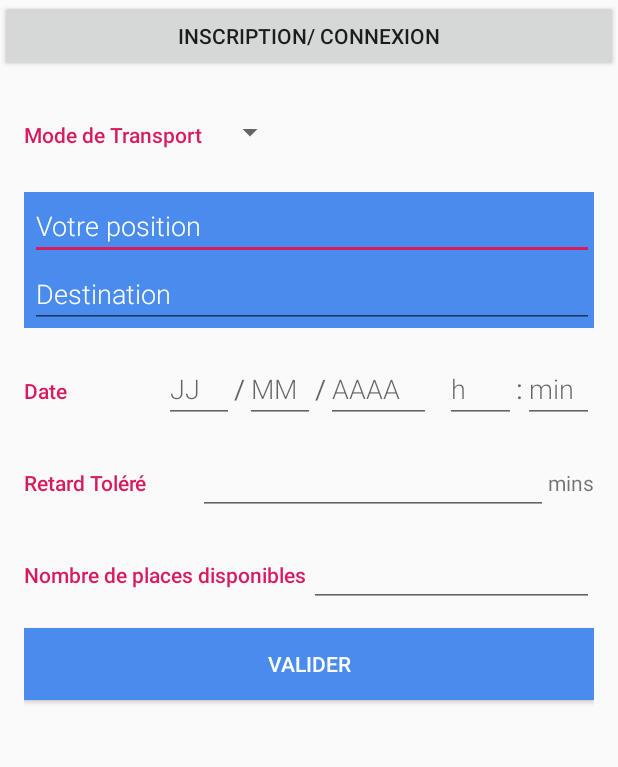
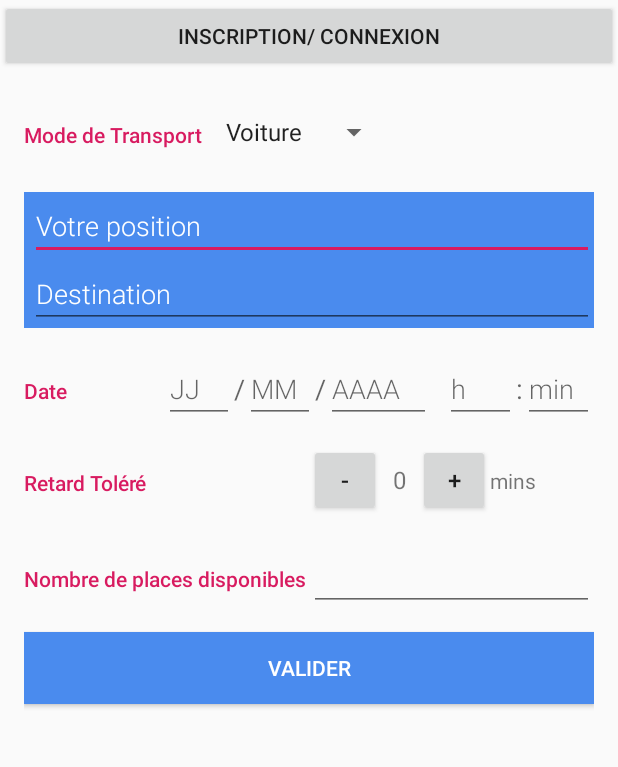
Before and after one commit to jiahuiwang0811/GoToEsigProject, an Android app: the screen it shows after launch (MainActivity), in the side drawer, after a tap on "Ajouter un trajet", on a phone screen of 412 x 824 dp, the part 84-851 px from its top. Run offline under Robolectric (Android 15) with nearby library versions, the phone set to English and light mode, and no system bars; our stand-ins replace Firebase (no records; nobody signed in at launch, a user with empty details on screens opened directly); libraries missing offline, so code that uses them is left out: com.firebase.ui; pictures from the network do not load.

Commit message:
complete front add trajet

```diff
--- a/app/src/main/java/com/example/gotoesig/AjouterFragment.java
+++ b/app/src/main/java/com/example/gotoesig/AjouterFragment.java
@@ -3,12 +3,24 @@ package com.example.gotoesig;
 import android.content.Context;
 import android.net.Uri;
 import android.os.Bundle;
+import com.example.gotoesig.data.TrajetContract.TrajetEntry;
 
+import android.text.TextUtils;
 import android.view.LayoutInflater;
 import android.view.View;
 import android.view.ViewGroup;
+import android.widget.AdapterView;
+import android.widget.ArrayAdapter;
+import android.widget.Button;
+import android.widget.Spinner;
+import android.widget.TextView;
+import android.widget.Toast;
+
+import com.example.gotoesig.data.TrajetContract;
 
 import androidx.fragment.app.Fragment;
+
+import static com.firebase.ui.auth.AuthUI.getApplicationContext;
 
 
 /**
@@ -24,6 +36,11 @@ public class AjouterFragment extends Fragment {
     // the fragment initialization parameters, e.g. ARG_ITEM_NUMBER
     private static final String ARG_PARAM1 = "param1";
     private static final String ARG_PARAM2 = "param2";
+
+    private int retard = 0;
+    private Spinner mTransportSpinner;
+
+    private int mTransport = TrajetEntry.TRANSPORT_VOITURE;
 
     // TODO: Rename and change types of parameters
     private String mParam1;
@@ -66,7 +83,16 @@ public class AjouterFragment extends Fragment {
     public View onCreateView(LayoutInflater inflater, ViewGroup container,
                              Bundle savedInstanceState) {
         // Inflate the layout for this fragment
-        return inflater.inflate(R.layout.fragment_ajouter, container, false);
+        View rootView = inflater.inflate(R.layout.fragment_ajouter, container, false);
+        Button decrement = (Button) rootView.findViewById(R.id.retard_decrement);
+        Button increment = (Button) rootView.findViewById(R.id.retard_increment);
+
+        mTransportSpinner = (Spinner) rootView.findViewById(R.id.spinner_transport);
+        setupSpinner(rootView);
+        decrement.setOnClickListener(mButtonDecrement);
+        increment.setOnClickListener(mButtonIncrement);
+
+        return rootView;
     }
 
     // TODO: Rename method, update argument and hook method into UI event
@@ -86,6 +112,72 @@ public class AjouterFragment extends Fragment {
                     + " must implement OnFragmentInteractionListener");
         }
     }
+
+    public void setupSpinner(View view) {
+        ArrayAdapter transportSpinnerAdapter = ArrayAdapter.createFromResource(view.getContext(),
+                R.array.array_method_transport, android.R.layout.simple_spinner_item);
+
+        transportSpinnerAdapter.setDropDownViewResource(android.R.layout.simple_dropdown_item_1line);
+
+        mTransportSpinner.setAdapter(transportSpinnerAdapter);
+
+        mTransportSpinner.setOnItemSelectedListener(new AdapterView.OnItemSelectedListener() {
+            @Override
+            public void onItemSelected(AdapterView<?> parent, View view, int position, long id) {
+                String selection = (String) parent.getItemAtPosition(position);
+                if (!TextUtils.isEmpty(selection)) {
+                    if (selection.equals(getString(R.string.voiture))) {
+                        mTransport = TrajetEntry.TRANSPORT_VOITURE;
+                    } else if (selection.equals(getString(R.string.velo))) {
+                        mTransport = TrajetEntry.TRANSPORT_VELO;
+                    } else if (selection.equals(getString(R.string.metro))) {
+                        mTransport = TrajetEntry.TRANSPORT_METRO;
+                    } else {
+                        mTransport = TrajetEntry.TRANSPORT_PIEDS;
+                    }
+                }
+            }
+
+            @Override
+            public void onNothingSelected(AdapterView<?> parent) {
+                mTransport = TrajetEntry.TRANSPORT_VOITURE;
+            }
+        });
+    }
+
+    public void display (int number) {
+        TextView retard_tolere = (TextView) getView().findViewById(R.id.edit_retard_tolere);
+        retard_tolere.setText("" + number);
+    }
+
+
+    private View.OnClickListener mButtonDecrement = new View.OnClickListener() {
+        @Override
+        public void onClick(View v) {
+            String text = "Le retard toléré doit être plus grand ou égal à 0";
+            int duration = Toast.LENGTH_SHORT;
+            Context context = getView().getContext();
+            if (retard == 0) {
+                Toast toast = Toast.makeText(context, text, duration);
+                toast.show();
+                display(retard);
+                return;
+            } else {
+                retard--;
+                display(retard);
+            }
+        }
+    };
+
+    private View.OnClickListener mButtonIncrement = new View.OnClickListener() {
+        @Override
+        public void onClick(View v) {
+            retard++;
+            display(retard);
+        }
+    };
+
+
 
     @Override
     public void onDetach() {
--- a/app/src/main/java/com/example/gotoesig/MainActivity.java
+++ b/app/src/main/java/com/example/gotoesig/MainActivity.java
@@ -252,4 +252,6 @@ public class MainActivity extends AppCompatActivity
         this.navigationView = (NavigationView) findViewById(R.id.activity_main_nav_view);
         navigationView.setNavigationItemSelectedListener(this);
     }
+
+
 }
--- a/app/src/main/res/layout/fragment_ajouter.xml
+++ b/app/src/main/res/layout/fragment_ajouter.xml
@@ -36,10 +36,10 @@
                 <!-- Gender drop-down spinner -->
                 <Spinner
                     android:id="@+id/spinner_transport"
+                    android:layout_width="wrap_content"
                     android:layout_height="48dp"
-                    android:layout_width="wrap_content"
                     android:paddingRight="16dp"
-                    android:spinnerMode="dropdown"/>
+                    android:spinnerMode="dropdown" />
             </LinearLayout>
 
         </LinearLayout>
@@ -91,6 +91,8 @@
                 android:layout_height="wrap_content"
                 android:layout_width="0dp"
                 android:layout_weight="1"
+                android:inputType="date"
+                android:maxLength="2"
                 android:hint="JJ"/>
 
             <TextView
@@ -106,6 +108,8 @@
                 android:layout_height="wrap_content"
                 android:layout_width="0dp"
                 android:layout_weight="1"
+                android:inputType="date"
+                android:maxLength="2"
                 android:hint="MM"/>
 
             <TextView
@@ -121,6 +125,8 @@
                 android:layout_height="wrap_content"
                 android:layout_width="0dp"
                 android:layout_weight="1.5"
+                android:inputType="date"
+                android:maxLength="4"
                 android:hint="AAAA"/>
 
             <TextView
@@ -136,7 +142,9 @@
                 android:layout_height="wrap_content"
                 android:layout_width="0dp"
                 android:layout_weight="1"
-                android:hint="h"/>
+                android:inputType="datetime"
+                android:hint="h"
+                android:maxLength="2"/>
 
             <TextView
                 android:layout_width="wrap_content"
@@ -151,6 +159,8 @@
                 android:layout_height="wrap_content"
                 android:layout_width="0dp"
                 android:layout_weight="1"
+                android:inputType="datetime"
+                android:maxLength="2"
                 android:hint="min"/>
 
         </LinearLayout>
@@ -163,21 +173,48 @@
             android:orientation="horizontal">
             <TextView
                 android:text="@string/retard_tolere"
-                style="@style/ModeTransport"
-                android:layout_weight="1"/>
+                android:paddingTop="16dp"
+                android:textColor="@color/colorAccent"
+                android:fontFamily="sans-serif-medium"
+                android:textAppearance="?android:textAppearanceSmall"
+                android:layout_width="0dp"
+                android:layout_weight="1"
+                android:layout_height="wrap_content"/>
 
-            <EditText
+            <LinearLayout
+                android:layout_width="0dp"
+                android:layout_height="wrap_content"
+                android:layout_weight="1">
+                <Button
+                    android:id="@+id/retard_decrement"
+                    android:layout_width="48dp"
+                    android:layout_height="48dp"
+                    android:text="-"
+                    android:textSize="16sp"
+                    />
+
+                <TextView
                     android:id="@+id/edit_retard_tolere"
                     android:layout_height="wrap_content"
-                android:layout_width="0dp"
-                android:inputType="textCapWords"
-                android:layout_weight="2"/>
+                    android:layout_width="wrap_content"
+                    android:text="0"
+                    android:layout_marginLeft="8dp"
+                    android:layout_marginRight="8dp"
+                    android:textSize="16sp"/>
+
+                <Button
+                    android:id="@+id/retard_increment"
+                    android:layout_width="48dp"
+                    android:layout_height="48dp"
+                    android:text="+"
+                    android:textSize="16sp"/>
 
                 <TextView
                     android:layout_width="wrap_content"
                     android:layout_height="wrap_content"
                     android:text="mins"
                     android:layout_alignParentRight="true"/>
+            </LinearLayout>
         </LinearLayout>
 
         <LinearLayout
@@ -195,7 +232,7 @@
                 android:id="@+id/edit_nbr_place_dispo"
                 android:layout_height="wrap_content"
                 android:layout_width="0dp"
-                android:inputType = "numberPassword"
+                android:inputType = "numberDecimal"
                 android:layout_weight="1"/>
 
         </LinearLayout>
--- /dev/null
+++ b/app/src/main/res/values/arrays.xml
@@ -0,0 +1,9 @@
+<?xml version="1.0" encoding="utf-8"?>
+<resources>
+    <string-array name="array_method_transport">
+        <item>@string/voiture</item>
+        <item>@string/velo</item>
+        <item>@string/metro</item>
+        <item>@string/pied</item>
+    </string-array>
+</resources>
--- a/app/src/main/res/values/strings.xml
+++ b/app/src/main/res/values/strings.xml
@@ -23,4 +23,12 @@
 
     <string name="nbr_place_dispo">Nombre de places disponibles</string>
 
+    <string name="voiture">Voiture</string>
+
+    <string name="velo">Vélo</string>
+
+    <string name="metro">Métro</string>
+
+    <string name="pied">A pieds</string>
+
 </resources>
```
Lines whose indentation alone changed are shown as unchanged.
